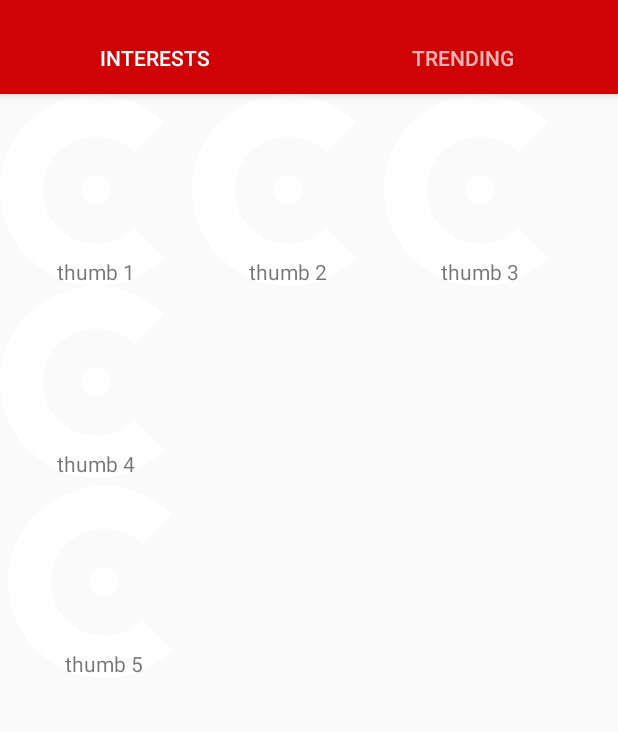
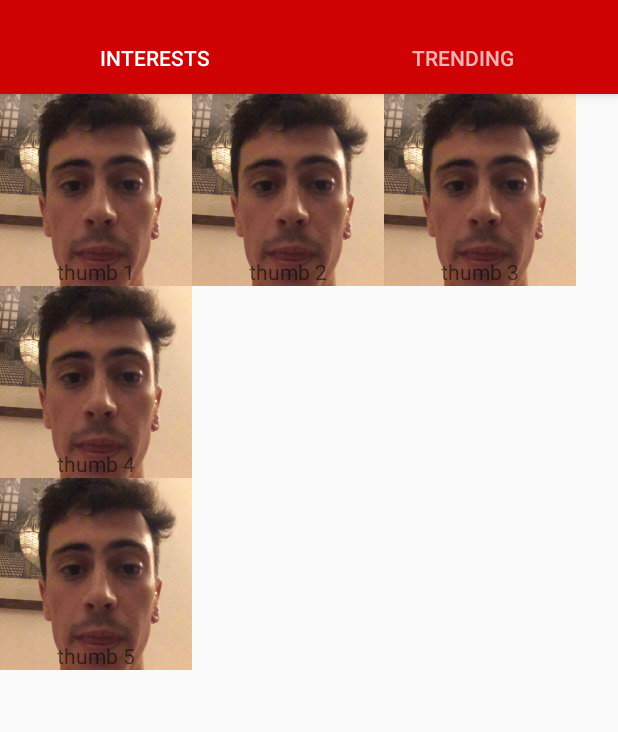
Before and after one commit to libertyapps/hacktivism, an Android app: the screen it shows after launch (MainActivity), on a phone screen of 412 x 824 dp, the part 74-806 px from its top. Run offline under Robolectric (Android 15) with nearby library versions, the phone set to English and light mode, and no system bars.

Commit message:
All thumbnails link to video

```diff
--- a/app/src/main/java/uk/co/libertyapps/hacktivism/MainActivity.java
+++ b/app/src/main/java/uk/co/libertyapps/hacktivism/MainActivity.java
@@ -1,5 +1,6 @@
 package uk.co.libertyapps.hacktivism;
 
+import android.content.Intent;
 import android.support.design.widget.TabLayout;
 import android.support.design.widget.FloatingActionButton;
 import android.support.design.widget.Snackbar;
@@ -35,6 +36,12 @@ public class MainActivity extends AppCompatActivity {
      * The {@link ViewPager} that will host the section contents.
      */
     private ViewPager mViewPager;
+
+    public void loadVideo(View view) {
+        Intent myIntent = new Intent(MainActivity.this, ScrollingActivity.class);
+//        myIntent.putExtra("key", value); //Optional parameters
+        MainActivity.this.startActivity(myIntent);
+    }
 
     @Override
     protected void onCreate(Bundle savedInstanceState) {
--- a/app/src/main/res/layout/fragment_main.xml
+++ b/app/src/main/res/layout/fragment_main.xml
@@ -20,24 +20,27 @@
             <TextView
                 android:layout_height="128dp"
                 android:layout_width="128dp"
-                android:background="@drawable/clogo"
+                android:background="@drawable/thumb"
                 android:text="thumb 1"
+                android:onClick="loadVideo"
                 android:gravity="bottom"
                 android:textAlignment="center" />
 
             <TextView
                 android:layout_height="128dp"
                 android:layout_width="128dp"
-                android:background="@drawable/clogo"
+                android:background="@drawable/thumb"
                 android:text="thumb 2"
+                android:onClick="loadVideo"
                 android:gravity="bottom"
                 android:textAlignment="center" />
 
             <TextView
                 android:layout_height="128dp"
                 android:layout_width="128dp"
-                android:background="@drawable/clogo"
+                android:background="@drawable/thumb"
                 android:text="thumb 3"
+                android:onClick="loadVideo"
                 android:gravity="bottom"
                 android:textAlignment="center" />
 
@@ -51,8 +54,9 @@
             <TextView
                 android:layout_height="128dp"
                 android:layout_width="128dp"
-                android:background="@drawable/clogo"
+                android:background="@drawable/thumb"
                 android:text="thumb 4"
+                android:onClick="loadVideo"
                 android:gravity="bottom"
                 android:textAlignment="center" />
 
@@ -62,14 +66,14 @@
         <TableRow
             android:id="@+id/tableRow3"
             android:layout_width="match_parent"
-            android:layout_height="wrap_content"
-            android:padding="5dip" >
+            android:layout_height="wrap_content">
 
             <TextView
                 android:layout_height="128dp"
                 android:layout_width="128dp"
-                android:background="@drawable/clogo"
+                android:background="@drawable/thumb"
                 android:text="thumb 5"
+                android:onClick="loadVideo"
                 android:gravity="bottom"
                 android:textAlignment="center" />
         </TableRow>
```
Also changed, not shown: app/src/main/res/drawable/thumb.png (added).
